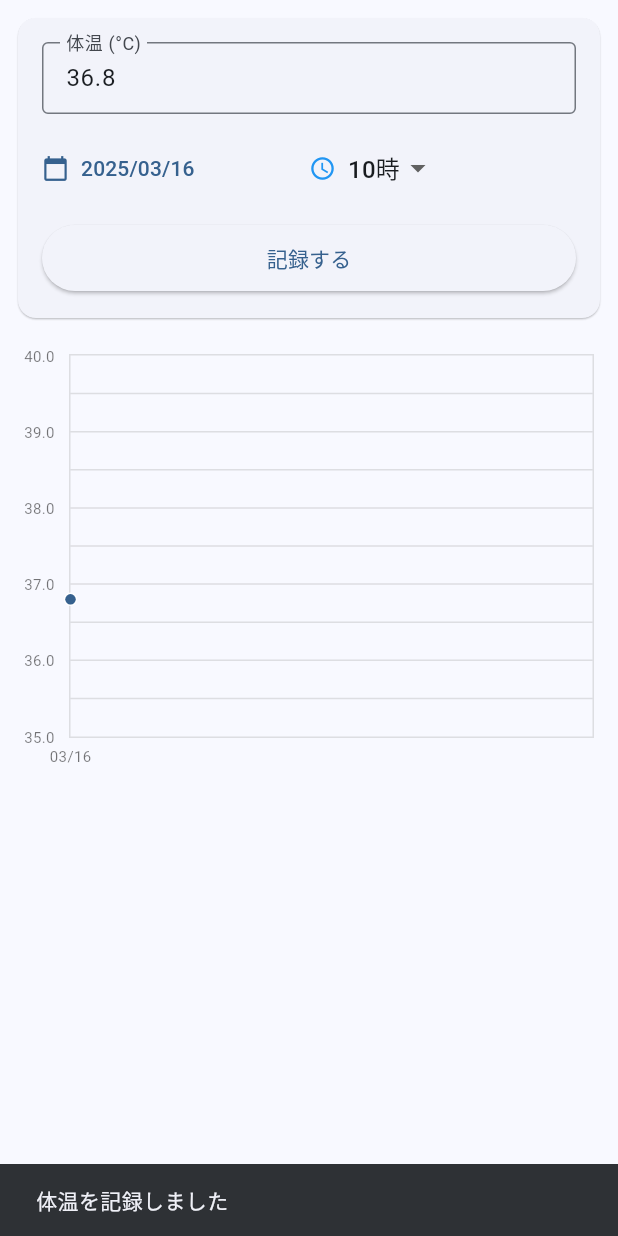
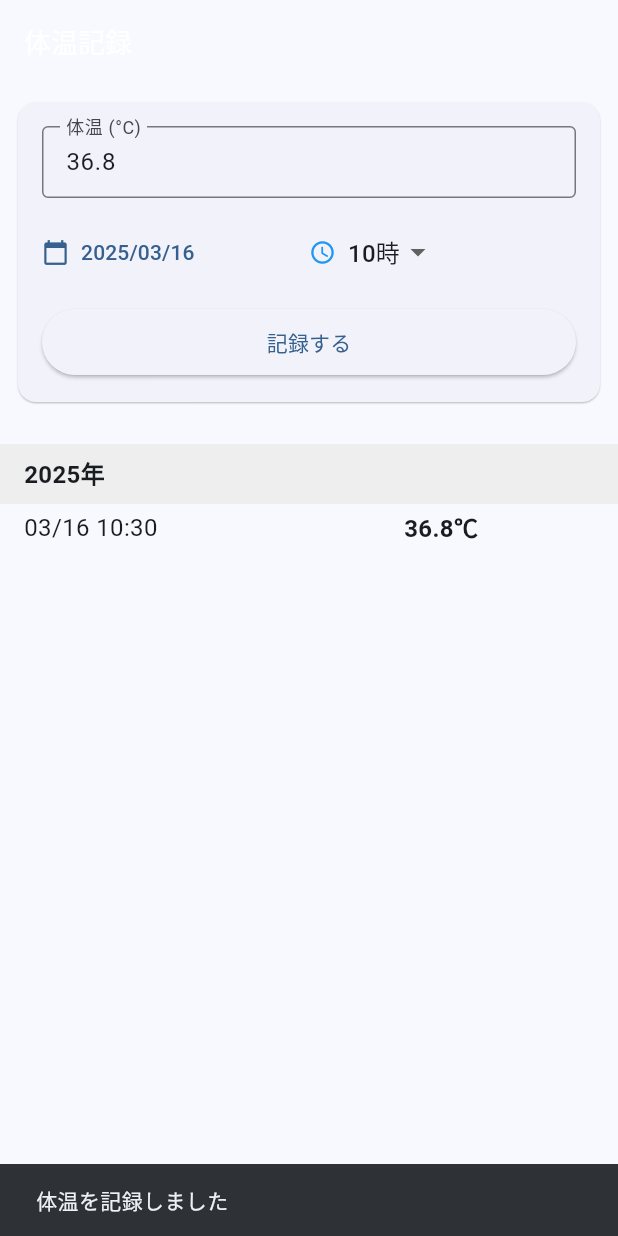
Before and after one commit to yamotuki/temperature_record, a Flutter app: the screen it shows after launch, after a tap on "記録する", on a phone screen of 412 x 824 dp. Run offline on Flutter 3.47's test engine with Material 3 defaults, Android fonts, the phone set to English and light mode, and no system bars; drawn by our look-alikes of fl_chart; our stand-ins replace shared_preferences.

Commit message:
chartではなくてリストにした

```diff
--- a/lib/screens/home_screen.dart
+++ b/lib/screens/home_screen.dart
@@ -2,7 +2,7 @@ import 'package:flutter/material.dart';
 import '../models/temperature_record.dart';
 import '../services/storage_service.dart';
 import '../widgets/temperature_input.dart';
-import '../widgets/temperature_chart.dart';
+import '../widgets/temperature_show.dart';
 
 class HomeScreen extends StatefulWidget {
   const HomeScreen({super.key});
@@ -28,7 +28,7 @@ class _HomeScreenState extends State<HomeScreen> {
     });
 
     try {
-      final records = await _storageService.getRecords();
+      final records = await _storageService.loadRecords();
       setState(() {
         _records = records;
         _isLoading = false;
@@ -47,7 +47,7 @@ class _HomeScreenState extends State<HomeScreen> {
 
   Future<void> _addRecord(TemperatureRecord record) async {
     try {
-      await _storageService.addRecord(record);
+      await _storageService.saveRecord(record);
       await _loadRecords();
       if (mounted) {
         ScaffoldMessenger.of(context).showSnackBar(
@@ -69,23 +69,22 @@ class _HomeScreenState extends State<HomeScreen> {
   @override
   Widget build(BuildContext context) {
     return Scaffold(
-      body: SafeArea(
-        child: _isLoading
-            ? const Center(child: CircularProgressIndicator())
-            : SingleChildScrollView(
-                child: Column(
-                  crossAxisAlignment: CrossAxisAlignment.start,
-                  children: [
-                    TemperatureInput(onSubmit: _addRecord),
-                    Padding(
-                      padding: const EdgeInsets.symmetric(horizontal: 4.0),
-                      child: TemperatureChart(records: _records),
-                    ),
-                    const SizedBox(height: 20),
-                  ],
+      appBar: AppBar(
+        title: const Text('体温記録'),
+      ),
+      body: _isLoading
+          ? const Center(child: CircularProgressIndicator())
+          : Column(
+              children: [
+                // 体温入力フォーム
+                TemperatureInput(onSubmit: _addRecord),
+                const SizedBox(height: 16),
+                // 体温記録の表示
+                Expanded(
+                  child: TemperatureShow(records: _records),
                 ),
-              ),
-      ),
+              ],
+            ),
     );
   }
 }
--- a/lib/services/storage_service.dart
+++ b/lib/services/storage_service.dart
@@ -5,8 +5,8 @@ import '../models/temperature_record.dart';
 class StorageService {
   static const String _recordsKey = 'temperature_records';
 
-  // 全ての体温記録を取得
-  Future<List<TemperatureRecord>> getRecords() async {
+  /// 全ての体温記録を取得
+  Future<List<TemperatureRecord>> loadRecords() async {
     final prefs = await SharedPreferences.getInstance();
     final recordsJson = prefs.getStringList(_recordsKey) ?? [];
 
@@ -15,8 +15,8 @@ class StorageService {
         .toList();
   }
 
-  // 新しい体温記録を追加
-  Future<void> addRecord(TemperatureRecord record) async {
+  /// 新しい体温記録を追加
+  Future<void> saveRecord(TemperatureRecord record) async {
     final prefs = await SharedPreferences.getInstance();
     final recordsJson = prefs.getStringList(_recordsKey) ?? [];
 
@@ -24,7 +24,7 @@ class StorageService {
     await prefs.setStringList(_recordsKey, recordsJson);
   }
 
-  // 全ての体温記録を保存
+  /// 全ての体温記録を保存
   Future<void> saveRecords(List<TemperatureRecord> records) async {
     final prefs = await SharedPreferences.getInstance();
     final recordsJson = records
--- a/lib/widgets/temperature_chart.dart
+++ /dev/null
@@ -1,153 +0,0 @@
-import 'package:flutter/material.dart';
-import 'package:fl_chart/fl_chart.dart';
-import 'package:intl/intl.dart';
-import '../models/temperature_record.dart';
-
-class TemperatureChart extends StatelessWidget {
-  final List<TemperatureRecord> records;
-
-  const TemperatureChart({
-    super.key,
-    required this.records,
-  });
-
-  @override
-  Widget build(BuildContext context) {
-    if (records.isEmpty) {
-      return const Padding(
-        padding: EdgeInsets.all(16.0),
-        child: Center(
-          child: Text(
-            '記録がありません',
-            style: TextStyle(
-              color: Colors.black54,
-              fontSize: 14,
-            ),
-          ),
-        ),
-      );
-    }
-
-    // 日付でソート
-    final sortedRecords = List<TemperatureRecord>.from(records)
-      ..sort((a, b) => a.dateTime.compareTo(b.dateTime));
-
-    return Padding(
-      padding: const EdgeInsets.all(12.0),
-      child: Column(
-        crossAxisAlignment: CrossAxisAlignment.start,
-        children: [
-          SizedBox(
-            height: 280,
-            child: LineChart(
-              LineChartData(
-                gridData: FlGridData(
-                  show: true,
-                  drawVerticalLine: true,
-                  horizontalInterval: 0.5,
-                  getDrawingHorizontalLine: (value) {
-                    return FlLine(
-                      color: Colors.grey.withOpacity(0.3),
-                      strokeWidth: 1,
-                    );
-                  },
-                  getDrawingVerticalLine: (value) {
-                    return FlLine(
-                      color: Colors.grey.withOpacity(0.2),
-                      strokeWidth: 1,
-                    );
-                  },
-                ),
-                titlesData: FlTitlesData(
-                  show: true,
-                  bottomTitles: AxisTitles(
-                    sideTitles: SideTitles(
-                      showTitles: true,
-                      reservedSize: 24,
-                      getTitlesWidget: (value, meta) {
-                        if (value.toInt() >= 0 && value.toInt() < sortedRecords.length) {
-                          final date = sortedRecords[value.toInt()].dateTime;
-                          return Padding(
-                            padding: const EdgeInsets.only(top: 5.0),
-                            child: Text(
-                              DateFormat('MM/dd').format(date),
-                              style: const TextStyle(
-                                fontSize: 10,
-                                color: Colors.black54,
-                              ),
-                            ),
-                          );
-                        }
-                        return const Text('');
-                      },
-                    ),
-                  ),
-                  leftTitles: AxisTitles(
-                    sideTitles: SideTitles(
-                      showTitles: true,
-                      reservedSize: 30,
-                      getTitlesWidget: (value, meta) {
-                        return Text(
-                          value.toString(),
-                          style: const TextStyle(
-                            fontSize: 10,
-                            color: Colors.black54,
-                          ),
-                        );
-                      },
-                      interval: 1.0,
-                    ),
-                  ),
-                  rightTitles: const AxisTitles(
-                    sideTitles: SideTitles(showTitles: false),
-                  ),
-                  topTitles: const AxisTitles(
-                    sideTitles: SideTitles(showTitles: false),
-                  ),
-                ),
-                borderData: FlBorderData(
-                  show: true,
-                  border: Border.all(color: Colors.grey.withOpacity(0.3)),
-                ),
-                minX: 0,
-                maxX: sortedRecords.length - 1.0,
-                minY: 35.0,
-                maxY: 40.0,
-                lineBarsData: [
-                  LineChartBarData(
-                    spots: List.generate(
-                      sortedRecords.length,
-                      (index) => FlSpot(
-                        index.toDouble(),
-                        sortedRecords[index].temperature,
-                      ),
-                    ),
-                    isCurved: true,
-                    color: Theme.of(context).primaryColor,
-                    barWidth: 2.5,
-                    isStrokeCapRound: true,
-                    dotData: FlDotData(
-                      show: true,
-                      getDotPainter: (spot, percent, barData, index) {
-                        return FlDotCirclePainter(
-                          radius: 3.5,
-                          color: Theme.of(context).primaryColor,
-                          strokeWidth: 1,
-                          strokeColor: Colors.white,
-                        );
-                      },
-                    ),
-                    belowBarData: BarAreaData(
-                      show: true,
-                      color: Theme.of(context).primaryColor.withOpacity(0.1),
-                    ),
-                  ),
-                ],
-              ),
-            ),
-          ),
-        ],
-      ),
-    );
-  }
-}
--- /dev/null
+++ b/lib/widgets/temperature_show.dart
@@ -0,0 +1,104 @@
+import 'package:flutter/material.dart';
+import 'package:intl/intl.dart';
+import '../models/temperature_record.dart';
+
+class TemperatureShow extends StatelessWidget {
+  final List<TemperatureRecord> records;
+
+  const TemperatureShow({super.key, required this.records});
+
+  @override
+  Widget build(BuildContext context) {
+    if (records.isEmpty) {
+      return const Center(
+        child: Text('記録がありません'),
+      );
+    }
+
+    // 記録を日付の降順（新しい順）にソート
+    final sortedRecords = List<TemperatureRecord>.from(records)
+      ..sort((a, b) => b.dateTime.compareTo(a.dateTime));
+
+    // 年ごとにグループ化
+    final recordsByYear = <int, List<TemperatureRecord>>{};
+    for (var record in sortedRecords) {
+      final year = record.dateTime.year;
+      if (!recordsByYear.containsKey(year)) {
+        recordsByYear[year] = [];
+      }
+      recordsByYear[year]!.add(record);
+    }
+
+    // 年の降順（新しい順）にソート
+    final sortedYears = recordsByYear.keys.toList()..sort((a, b) => b.compareTo(a));
+
+    return ListView.builder(
+      itemCount: sortedYears.length,
+      itemBuilder: (context, yearIndex) {
+        final year = sortedYears[yearIndex];
+        final yearRecords = recordsByYear[year]!;
+
+        return Column(
+          crossAxisAlignment: CrossAxisAlignment.start,
+          children: [
+            // 年の区切り
+            Container(
+              width: double.infinity,
+              padding: const EdgeInsets.symmetric(vertical: 8, horizontal: 16),
+              color: Colors.grey[200],
+              child: Text(
+                '$year年',
+                style: const TextStyle(
+                  fontWeight: FontWeight.bold,
+                  fontSize: 16,
+                ),
+              ),
+            ),
+            // その年の記録一覧
+            ListView.builder(
+              shrinkWrap: true,
+              physics: const NeverScrollableScrollPhysics(),
+              itemCount: yearRecords.length,
+              itemBuilder: (context, recordIndex) {
+                final record = yearRecords[recordIndex];
+                // MM/dd HH:mm 形式でフォーマット
+                final dateFormatter = DateFormat('MM/dd HH:mm');
+                final formattedDate = dateFormatter.format(record.dateTime);
+
+                return Padding(
+                  padding: const EdgeInsets.symmetric(vertical: 4, horizontal: 16),
+                  child: Row(
+                    children: [
+                      // 日時
+                      Expanded(
+                        flex: 2,
+                        child: Text(
+                          formattedDate,
+                          style: const TextStyle(fontSize: 16),
+                        ),
+                      ),
+                      // 体温
+                      Expanded(
+                        flex: 1,
+                        child: Text(
+                          '${record.temperature.toStringAsFixed(1)}℃',
+                          style: const TextStyle(
+                            fontSize: 16,
+                            fontWeight: FontWeight.bold,
+                          ),
+                        ),
+                      ),
+                    ],
+                  ),
+                );
+              },
+            ),
+            // 年の間にスペースを入れる
+            if (yearIndex < sortedYears.length - 1)
+              const SizedBox(height: 16),
+          ],
+        );
+      },
+    );
+  }
+}
```
